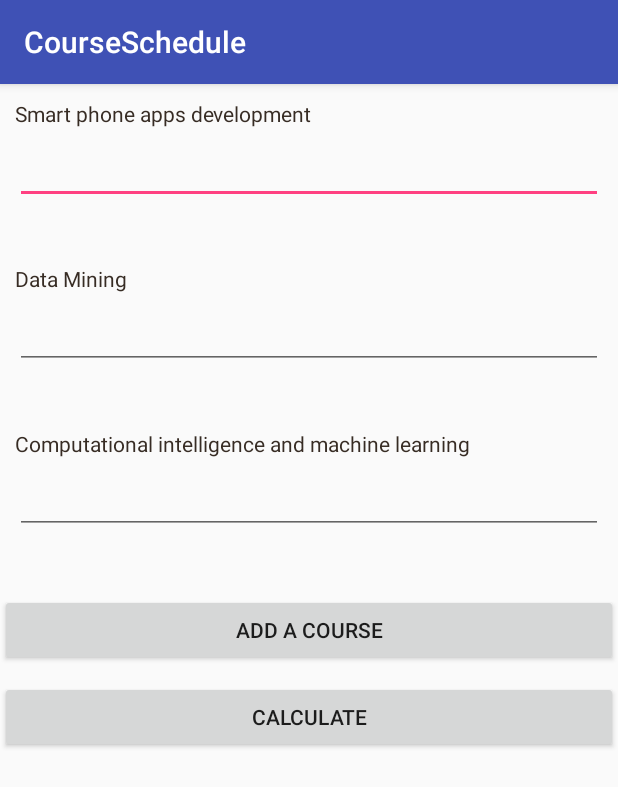
After one commit to SmartPhoneGroup14/CourseSchedule, an Android app: the CalculatorActivity screen opened directly, with no data from a screen before it, on a phone screen of 412 x 824 dp. The commit adds this screen. Shown: the top 787 px of the screen. Run offline under Robolectric (Android 15) with nearby library versions, the phone set to English and light mode, and no system bars.

Commit message:
Add GPA Calculator DEMO

```diff
--- a/app/src/main/AndroidManifest.xml
+++ b/app/src/main/AndroidManifest.xml
@@ -16,7 +16,8 @@
         android:supportsRtl="true"
         android:theme="@style/AppTheme"
         android:usesCleartextTraffic="true">
-        <activity android:name=".MainActivity"
+        <activity
+            android:name=".MainActivity"
             android:label="@string/app_name"
             android:theme="@style/AppTheme.NoActionBar">
             <intent-filter>
@@ -25,11 +26,12 @@
                 <category android:name="android.intent.category.LAUNCHER" />
             </intent-filter>
         </activity>
-        <activity android:name=".view.CourseListActivity"></activity>
-        <activity android:name=".view.BaseFuncActivity"
+        <activity android:name=".view.CourseListActivity" />
+        <activity
+            android:name=".view.BaseFuncActivity"
             android:label="@string/app_name"
-            android:theme="@style/AppTheme.NoActionBar"></activity>
-
+            android:theme="@style/AppTheme.NoActionBar" />
+        <activity android:name=".CalculatorActivity"></activity>
     </application>
 
 </manifest>
--- /dev/null
+++ b/app/src/main/java/cs/hku/group14/schedule/CalculatorActivity.java
@@ -0,0 +1,30 @@
+package cs.hku.group14.schedule;
+
+import android.support.v7.app.AppCompatActivity;
+import android.os.Bundle;
+import android.view.View;
+import android.widget.Button;
+import android.widget.EditText;
+
+public class CalculatorActivity extends AppCompatActivity implements View.OnClickListener {
+    private EditText grade1,grade2,grade3;
+    private Button btn_Calculate;
+    @Override
+    protected void onCreate(Bundle savedInstanceState) {
+        super.onCreate(savedInstanceState);
+        setContentView(R.layout.activity_calculator);
+    }
+    private void initView() {
+        btn_Calculate = (Button) findViewById(R.id.btn_calcGPA);
+        grade1 = (EditText) findViewById(R.id.grade1);
+        grade2 = (EditText) findViewById(R.id.grade2);
+        grade3 = (EditText) findViewById(R.id.grade3);
+
+        btn_Calculate.setOnClickListener(this);
+    }
+
+    @Override
+    public void onClick(View v) {
+
+    }
+}
--- a/app/src/main/java/cs/hku/group14/schedule/MainActivity.java
+++ b/app/src/main/java/cs/hku/group14/schedule/MainActivity.java
@@ -44,6 +44,7 @@ public class MainActivity extends AppCompatActivity implements View.OnClickListe
 
     private EditText txt_UserName, txt_UserPW;
     private Button btn_Login;
+    private Button btn_Calculator;
 
     private boolean queryFlag = false;
     private String classJson;
@@ -68,11 +69,13 @@ public class MainActivity extends AppCompatActivity implements View.OnClickListe
 
     private void initView() {
         btn_Login = (Button) findViewById(R.id.btn_Login);
+        btn_Calculator = (Button)findViewById(R.id.btn_Calculator);
         txt_UserName = (EditText) findViewById(R.id.txt_UserName);
         txt_UserPW = (EditText) findViewById(R.id.txt_UserPW);
         // Register the Login button to click listener
         // Whenever the button is clicked, onClick is called
         btn_Login.setOnClickListener(this);
+        btn_Calculator.setOnClickListener(this);
     }
 
     @Override
@@ -83,6 +86,10 @@ public class MainActivity extends AppCompatActivity implements View.OnClickListe
 
             //登陆portal, 获取课程
             connect(uname, upassword);
+        }
+        if (v.getId() == R.id.btn_Calculator){
+            Intent intent = new Intent(getBaseContext(), CalculatorActivity.class);
+            startActivity(intent);
         }
     }
 
--- /dev/null
+++ b/app/src/main/res/layout/activity_calculator.xml
@@ -0,0 +1,70 @@
+<LinearLayout xmlns:android="http://schemas.android.com/apk/res/android"
+     android:layout_height="match_parent" android:layout_width="match_parent"
+    android:orientation="vertical">
+    <LinearLayout android:orientation="vertical"
+        android:layout_width="match_parent"
+        android:layout_height="wrap_content"
+        android:padding="10dip"
+        android:layout_below="@+id/header">
+        <!-- PortalID Label-->
+        <TextView
+            android:layout_width="match_parent"
+            android:layout_height="wrap_content"
+            android:textColor="#372c24"
+            android:text="Smart phone apps development"/>
+        <EditText android:id="@+id/grade1"
+            android:layout_width="match_parent"
+            android:layout_height="wrap_content"
+            android:layout_marginTop="5dip"
+            android:layout_marginBottom="20dip"
+            android:singleLine="true"/>
+    </LinearLayout>
+    <LinearLayout android:orientation="vertical"
+        android:layout_width="match_parent"
+        android:layout_height="wrap_content"
+        android:padding="10dip"
+        android:layout_below="@+id/header">
+        <!-- PortalID Label-->
+        <TextView
+            android:layout_width="match_parent"
+            android:layout_height="wrap_content"
+            android:textColor="#372c24"
+            android:text="Data Mining"/>
+        <EditText android:id="@+id/grade2"
+            android:layout_width="match_parent"
+            android:layout_height="wrap_content"
+            android:layout_marginTop="5dip"
+            android:layout_marginBottom="20dip"
+            android:singleLine="true"/>
+    </LinearLayout>
+    <LinearLayout android:orientation="vertical"
+        android:layout_width="match_parent"
+        android:layout_height="wrap_content"
+        android:padding="10dip"
+        android:layout_below="@+id/header">
+        <!-- PortalID Label-->
+        <TextView
+            android:layout_width="match_parent"
+            android:layout_height="wrap_content"
+            android:textColor="#372c24"
+            android:text="Computational intelligence and machine learning "/>
+        <EditText android:id="@+id/grade3"
+            android:layout_width="match_parent"
+            android:layout_height="wrap_content"
+            android:layout_marginTop="5dip"
+            android:layout_marginBottom="20dip"
+            android:singleLine="true"/>
+    </LinearLayout>
+    <Button
+        android:id="@+id/btn_addCourse"
+        android:layout_width="fill_parent"
+        android:layout_height="wrap_content"
+        android:layout_marginTop="10dip"
+        android:text="Add a Course" />
+    <Button
+        android:id="@+id/btn_calcGPA"
+        android:layout_width="fill_parent"
+        android:layout_height="wrap_content"
+        android:layout_marginTop="10dip"
+        android:text="Calculate" />
+</LinearLayout>
--- a/app/src/main/res/layout/activity_main.xml
+++ b/app/src/main/res/layout/activity_main.xml
@@ -71,6 +71,14 @@
                 android:layout_marginTop="10dip"
                 android:text="Login" />
 
+            <!-- Calculator button -->
+            <Button
+                android:id="@+id/btn_Calculator"
+                android:layout_width="fill_parent"
+                android:layout_height="wrap_content"
+                android:layout_marginTop="10dip"
+                android:text="Calculator" />
+
             <!-- Link to Registration Screen -->
             <TextView
                 android:id="@+id/link_to_register"
```
